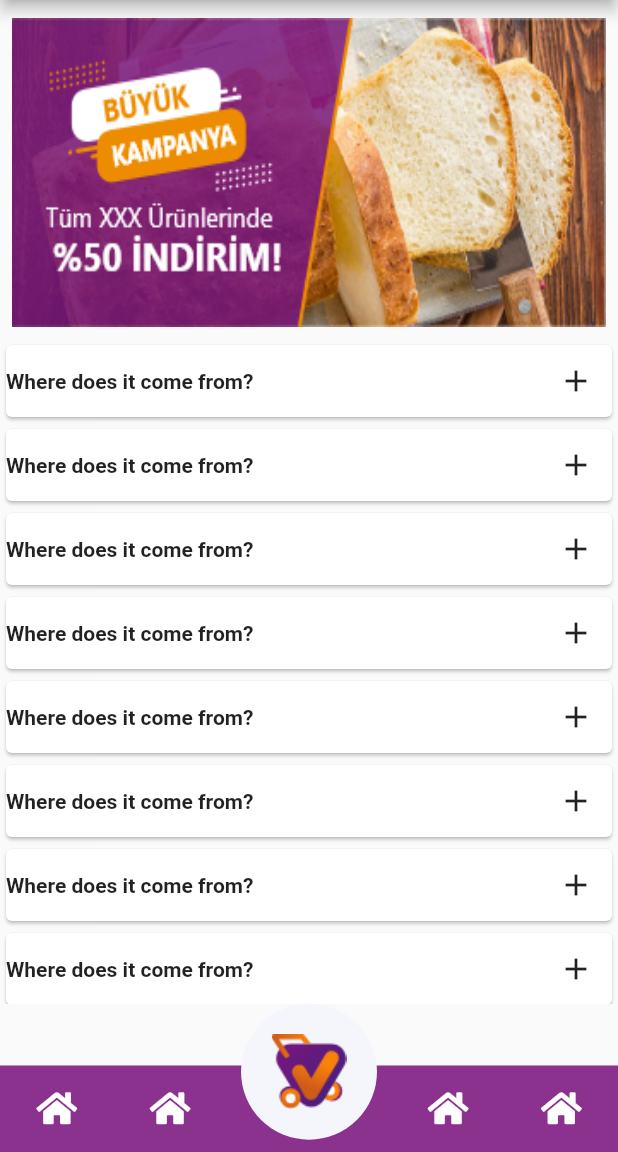
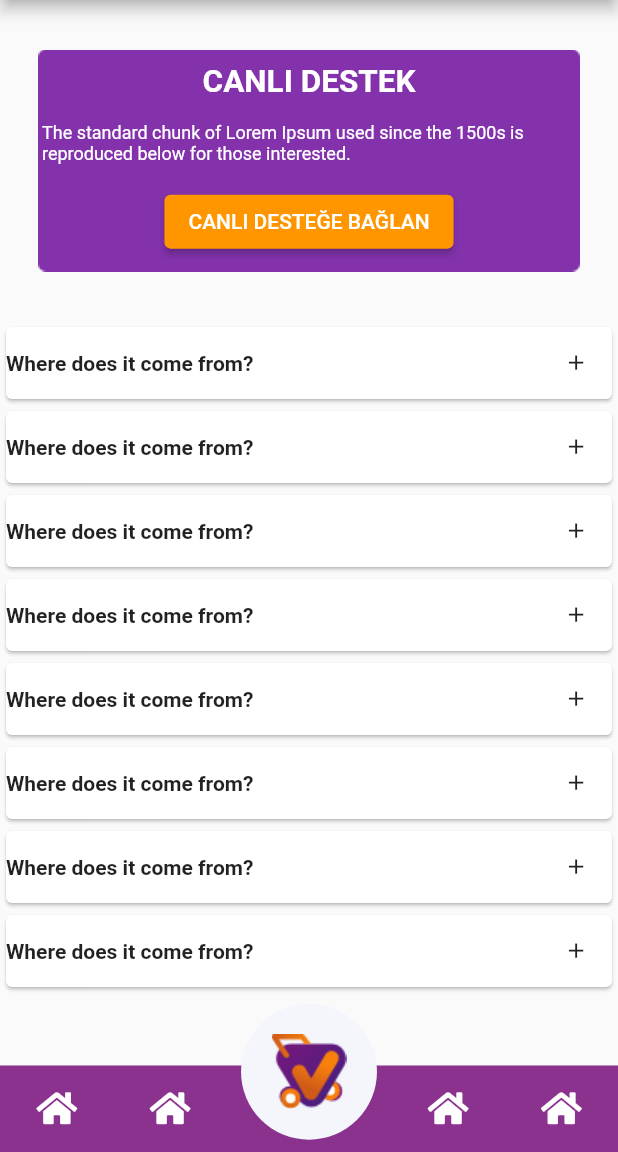
Before and after one commit to tolgabaskesen/vergelsin, a Flutter app: the SikcaSorulanSorular screen opened by its route, on a phone screen of 412 x 824 dp, the part 84-1236 px from its top. Run offline on Flutter 3.47's test engine with Material 2 defaults, Android fonts, the phone set to English and light mode, and no system bars; our stand-ins replace auto_size_text, font_awesome_flutter, pinput.

Commit message:
son degisiklikler yapıldı

```diff
--- a/lib/screens/sikca_sorulan_sorular.dart
+++ b/lib/screens/sikca_sorulan_sorular.dart
@@ -1,6 +1,7 @@
 import 'package:flutter/material.dart';
 import 'package:vergelsin/screens/deneme_screen.dart';
 import 'package:vergelsin/screens/uyelik_bilgilerim.dart';
+import 'package:vergelsin/utils/color.dart';
 import 'package:vergelsin/widgets/soru_kart.dart';
 
 class SikcaSorulanSorular extends StatefulWidget {
@@ -14,33 +15,58 @@ class _SikcaSorulanSorularState extends State<SikcaSorulanSorular> {
   @override
   Widget build(BuildContext context) {
     Size size = MediaQuery.of(context).size;
+    int soruadedi = 8;
     return Scaffold(
       appBar: genelAppBar(context, "Sıkça Sorulan Sorular"),
       body: SingleChildScrollView(
         child: Column(
           children: [
             Container(
-              margin: EdgeInsets.fromLTRB(8, 12, 8, 8),
+              margin: EdgeInsets.all(4),
+              alignment: Alignment.center,
               width: size.width,
               height: size.height * 0.25,
-              child: Image.asset(
-                "assets/promotion/promo1.png",
-                fit: BoxFit.fill,
+              decoration: BoxDecoration(
+                  image: DecorationImage(
+                      image: AssetImage("assets/background/bg1.png"))),
+              child: Container(
+                margin: EdgeInsets.all(24),
+                child: Column(
+                  mainAxisAlignment: MainAxisAlignment.spaceEvenly,
+                  children: [
+                    Text(
+                      "CANLI DESTEK",
+                      style: TextStyle(
+                          fontSize: 21,
+                          fontWeight: FontWeight.bold,
+                          color: Colors.white),
+                    ),
+                    Text(
+                      "The standard chunk of Lorem Ipsum used since the 1500s is reproduced below for those interested.",
+                      style: TextStyle(fontSize: 12, color: Colors.white),
+                    ),
+                    ElevatedButton(
+                        style: ElevatedButton.styleFrom(primary: ikincilRenk),
+                        onPressed: () {},
+                        child: Text("CANLI DESTEĞE BAĞLAN")),
+                  ],
+                ),
               ),
+
             ),
-            Soru(baslik: "Where does it come from?"),
-            Soru(baslik: "Where does it come from?"),
-            Soru(baslik: "Where does it come from?"),
-            Soru(baslik: "Where does it come from?"),
-            Soru(baslik: "Where does it come from?"),
-            Soru(baslik: "Where does it come from?"),
-            Soru(baslik: "Where does it come from?"),
-            Soru(baslik: "Where does it come from?"),
-            Soru(baslik: "Where does it come from?"),
-            Soru(baslik: "Where does it come from?"),
-            Soru(baslik: "Where does it come from?"),
+            ListView.builder(
+                physics: NeverScrollableScrollPhysics(),
+                shrinkWrap: true,
+                itemCount: soruadedi,
+                itemBuilder: (context, soruadedi) {
+                  return Soru(
+                    soru: "Where does it come from?",
+                    cevap:
+                        "It is a long established fact that a reader will be distracted by the readable content of a page when looking at its layout. The point of using Lorem Ipsum is that it has a more-or-less normal distribution of letters, as opposed to using 'Content here, content here', making it look like readable English.",
+                  );
+                }),
             SizedBox(
-              height: size.height * 0.1,
+              height: size.height * 0.05,
             )
           ],
         ),
--- a/lib/screens/urun.dart
+++ b/lib/screens/urun.dart
@@ -55,9 +55,8 @@ class _UrunState extends State<Urun> {
           ),
         ),
         floatingActionButton: Container(
-            /*  width: size.width * 0.87,
-            height: size.height * 0.07, */
-            color: Color(0xBBFFFFFF),
+
+            color: Color(0xFFFFFF),
             child: Row(
               mainAxisAlignment: MainAxisAlignment.spaceEvenly,
               crossAxisAlignment: CrossAxisAlignment.center,
@@ -145,7 +144,7 @@ class _UrunState extends State<Urun> {
         children: [
           Row(
             mainAxisAlignment: MainAxisAlignment.spaceEvenly,
-            //crossAxisAlignment: CrossAxisAlignment.center,
+
             children: [
               Container(
                 width: size.width * 0.25,
@@ -157,7 +156,7 @@ class _UrunState extends State<Urun> {
                   crossAxisAlignment: CrossAxisAlignment.center,
                   children: [
                     Container(
-                      // margin: EdgeInsets.fromLTRB(60, 0, 0, 8),
+
                       width: size.width * 0.55,
                       height: size.height * 0.25,
                       child: Image.asset(
@@ -166,7 +165,7 @@ class _UrunState extends State<Urun> {
                       ),
                     ),
                     Container(
-                      //margin: EdgeInsets.fromLTRB(60, 0, 0, 0),
+
                       color: anaRenkKoyu,
                       child: Text(
                         "%10 İNDİRİM!",
@@ -193,7 +192,7 @@ class _UrunState extends State<Urun> {
               Container(
                 width: size.width * 0.25,
                 child: Column(
-                  // crossAxisAlignment: CrossAxisAlignment.center,
+
                   mainAxisAlignment: MainAxisAlignment.spaceBetween,
                   children: [
                     IconButton(
--- a/lib/widgets/soru_kart.dart
+++ b/lib/widgets/soru_kart.dart
@@ -1,27 +1,69 @@
 import 'package:flutter/material.dart';
 
 class Soru extends StatefulWidget {
-  final String baslik;
-  const Soru({Key? key, required this.baslik}) : super(key: key);
+  final String soru;
+  final String cevap;
+  const Soru({Key? key, required this.soru, required this.cevap})
+      : super(key: key);
 
   @override
   _SoruState createState() => _SoruState();
 }
 
 class _SoruState extends State<Soru> {
+  bool acma = false;
   @override
   Widget build(BuildContext context) {
+    Size size = MediaQuery.of(context).size;
     return Card(
-      child: Row(
-        mainAxisAlignment: MainAxisAlignment.spaceBetween,
+      child: Column(
         children: [
-          Text(
-            widget.baslik,
-            style: TextStyle(fontWeight: FontWeight.bold),
+          Row(
+            mainAxisAlignment: MainAxisAlignment.spaceBetween,
+            children: [
+              Text(
+                widget.soru,
+                style: TextStyle(fontWeight: FontWeight.bold),
+              ),
+              IconButton(
+                  onPressed: () {
+                    setState(() {
+                      if (acma == false) {
+                        acma = true;
+                      } else {
+                        acma = false;
+                      }
+                    });
+                  },
+                  icon: Icon(
+                    acma == false ? Icons.add : Icons.remove,
+                    size: size.width * 0.04,
+                  ))
+            ],
           ),
-          IconButton(onPressed: () {}, icon: Icon(Icons.add))
+          kontrol(context)
         ],
       ),
     );
   }
+
+  Widget kontrol(BuildContext context) {
+    Size size = MediaQuery.of(context).size;
+    if (acma == true) {
+      return Column(
+        children: [
+          Divider(),
+          Padding(
+            padding: const EdgeInsets.all(8.0),
+            child: Text(widget.cevap),
+          ),
+          SizedBox(
+            height: size.height * 0.04,
+          )
+        ],
+      );
+    } else {
+      return Container();
+    }
+  }
 }
```
